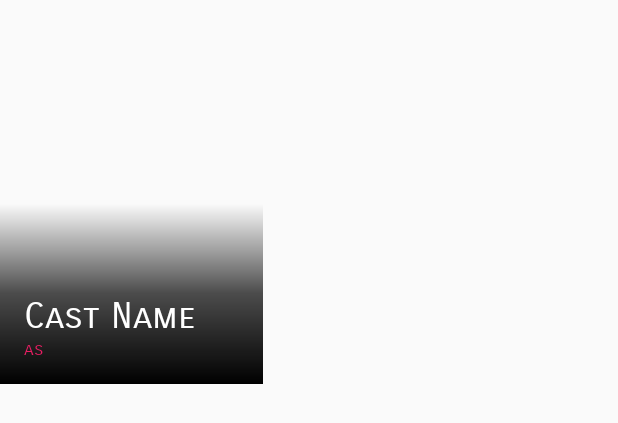
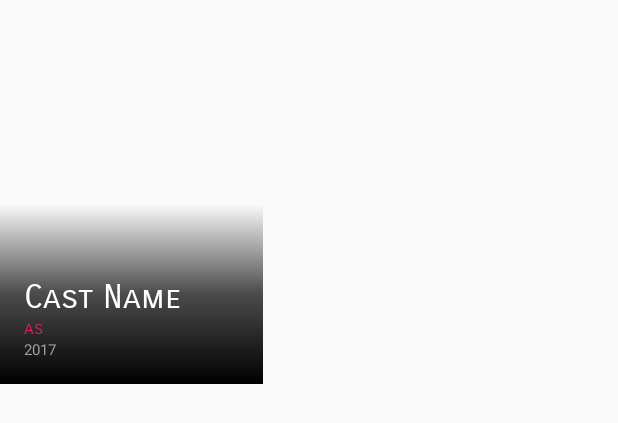
Before and after one commit to anuragMaravi/IdiotBox, an Android app: the layout item_casting_movies.xml on its own in the app's theme, with its tools: preview values and no code run, on a phone screen of 412 x 824 dp. Shown: the top 423 px of the screen. Run offline under Robolectric (Android 15) with nearby library versions, the phone set to English and light mode, and no system bars; network calls fail.

Commit message:
- Cast movie year added - Need to fix viewpager position when an image is clicked

```diff
--- a/app/src/main/java/com/merakiphi/idiotbox/adapter/CastingMoviesAdapter.java
+++ b/app/src/main/java/com/merakiphi/idiotbox/adapter/CastingMoviesAdapter.java
@@ -38,6 +38,7 @@ public class CastingMoviesAdapter extends RecyclerView.Adapter<CastingMoviesAdap
         Glide.with(mContext).load(cast.getCastMoviePosterPath()).into(holder.imageViewCasting);
         holder.textViewCastingAs.setText(cast.getCastMovieCharacter());
         holder.textViewMovieName.setText(cast.getCastMovieTitle());
+        holder.textViewYear.setText(cast.getCastMovieYear());
         holder.imageViewCasting.setOnClickListener(new View.OnClickListener() {
             @Override
             public void onClick(View v) {
@@ -61,12 +62,13 @@ public class CastingMoviesAdapter extends RecyclerView.Adapter<CastingMoviesAdap
 
     public class MyViewHolder extends RecyclerView.ViewHolder {
         public ImageView imageViewCasting;
-        TextView textViewCastingAs, textViewMovieName;
+        TextView textViewCastingAs, textViewMovieName, textViewYear;
         public MyViewHolder(View view) {
             super(view);
             imageViewCasting = (ImageView) view.findViewById(R.id.imageViewCasting);
             textViewCastingAs = (TextView) view.findViewById(R.id.textViewCastingAs);
             textViewMovieName = (TextView) view.findViewById(R.id.textViewMovieName);
+            textViewYear = (TextView) view.findViewById(R.id.textViewYear);
         }
     }
 }
--- a/app/src/main/res/layout/item_casting_movies.xml
+++ b/app/src/main/res/layout/item_casting_movies.xml
@@ -15,18 +15,25 @@
         android:layout_alignParentLeft="true"
         android:layout_alignParentStart="true"
         android:id="@+id/view" />
+    <LinearLayout
+        android:layout_width="match_parent"
+        android:layout_height="wrap_content"
+        android:orientation="vertical"
+        android:layout_margin="@dimen/activity_vertical_margin"
+        android:layout_alignParentBottom="true"
+
+        >
 
         <TextView
             android:layout_width="match_parent"
             android:layout_height="wrap_content"
             android:text="Cast Name"
             android:fontFamily="sans-serif-smallcaps"
-        android:textSize="24sp"
+            android:textSize="22sp"
             android:textColor="#fff"
-        android:layout_marginLeft="@dimen/activity_vertical_margin"
-        android:layout_marginRight="@dimen/activity_vertical_margin"
             android:id="@+id/textViewMovieName"
             android:layout_above="@+id/textViewCastingAs"/>
+
         <TextView
             android:id="@+id/textViewCastingAs"
             android:layout_width="wrap_content"
@@ -35,11 +42,20 @@
             android:fontFamily="sans-serif-smallcaps"
             android:textSize="12sp"
             android:textColor="@color/colorAccent"
-        android:layout_alignParentBottom="true"
-        android:layout_marginLeft="16dp"
-        android:layout_marginRight="16dp"
-        android:layout_marginBottom="16dp"
             />
+
+        <TextView
+            android:id="@+id/textViewYear"
+            android:layout_width="match_parent"
+            android:layout_height="wrap_content"
+            android:layout_above="@+id/textViewCastingAs"
+            android:layout_below="@+id/textViewMovieName"
+            android:text="2017"
+            android:textSize="10sp"
+            android:textColor="#9E9E9E"/>
+    </LinearLayout>
+
+
 
 
 </RelativeLayout>
--- a/app/src/main/res/layout/pager_list_items.xml
+++ b/app/src/main/res/layout/pager_list_items.xml
@@ -43,12 +43,6 @@
             android:layout_weight="1"
             android:src="@drawable/ic_share_white_24dp" />
 
-        <ImageView
-            android:id="@+id/imageViewInfo"
-            android:layout_width="match_parent"
-            android:layout_height="wrap_content"
-            android:layout_weight="1"
-            android:src="@drawable/ic_info_outline_white_24dp" />
     </LinearLayout>
 
 </RelativeLayout>
```
Also changed, not shown: app/src/main/java/com/merakiphi/idiotbox/activity/CastDetailsActivity.java (+7 -0 lines), app/src/main/java/com/merakiphi/idiotbox/adapter/CastImageAdapter.java (+0 -8 lines), app/src/main/java/com/merakiphi/idiotbox/model/Cast.java (+9 -0 lines), app/src/main/res/drawable-hdpi/ic_info_outline_white_24dp.png (deleted), app/src/main/res/drawable-mdpi/ic_info_outline_white_24dp.png (deleted), app/src/main/res/drawable-xhdpi/ic_info_outline_white_24dp.png (deleted), app/src/main/res/drawable-xxhdpi/ic_info_outline_white_24dp.png (deleted), app/src/main/res/drawable-xxxhdpi/ic_info_outline_white_24dp.png (deleted). Lines whose indentation alone changed are shown as unchanged.
